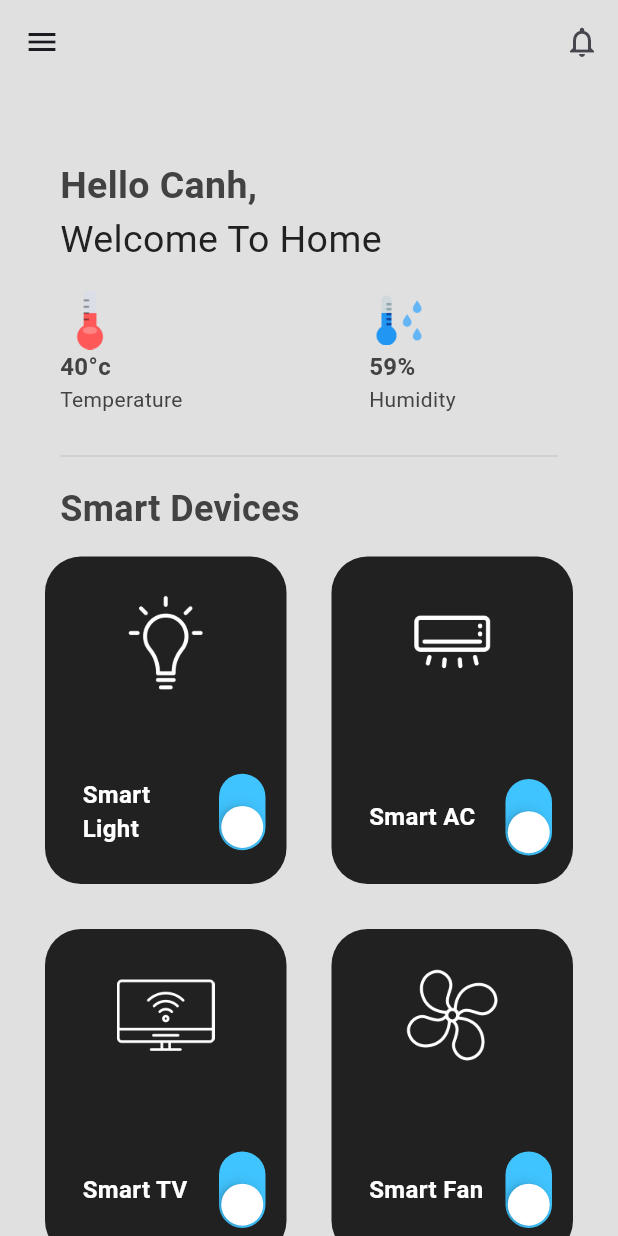
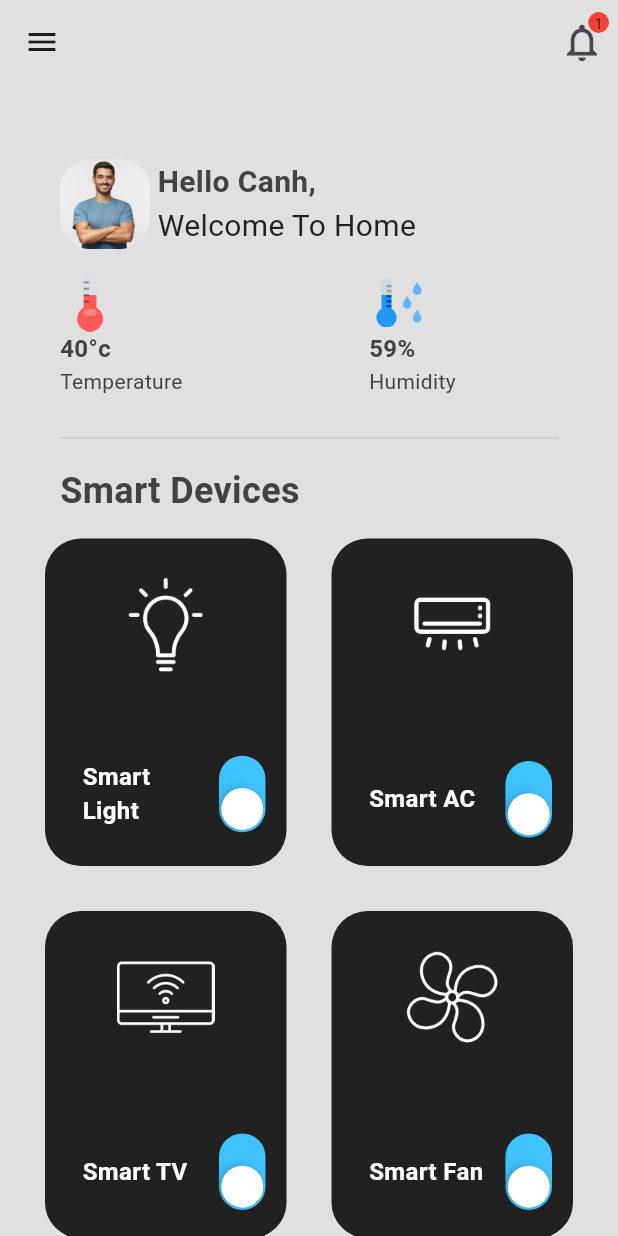
Before and after one commit to thaicanhth/app, a Flutter app: the HomePage screen opened directly, on a phone screen of 412 x 824 dp. Run offline on Flutter 3.47's test engine with Material 3 defaults, Android fonts, the phone set to English and light mode, and no system bars; Roboto replaces fonts that are missing (Poppins).

Commit message:
Merge remote-tracking branch 'origin/master'
# Conflicts:
#	lib/main.dart

```diff
--- a/lib/main.dart
+++ b/lib/main.dart
@@ -1,4 +1,3 @@
-import 'package:app/pages/home_page.dart';
 import 'package:app/pages/next_home.dart';
 import 'package:flutter/material.dart';
 
--- a/lib/pages/home_page.dart
+++ b/lib/pages/home_page.dart
@@ -1,6 +1,7 @@
 import 'package:flutter/material.dart';
 import '../util/smart_device_box.dart';
 import 'drawer.dart';
+
 
 class HomePage extends StatefulWidget {
   const HomePage({super.key});
@@ -8,6 +9,7 @@ class HomePage extends StatefulWidget {
   @override
   State<HomePage> createState() => _HomePageState();
 }
+
 class _HomePageState extends State<HomePage> {
   // padding constants
   final double horizontalPadding = 40;
@@ -40,14 +42,34 @@ class _HomePageState extends State<HomePage> {
         backgroundColor: Colors.grey[300],
         elevation: 0,
         actions: [
+          Stack(
+            children: [
               IconButton(
                   onPressed: () {},
-              icon: Icon(
+                  icon: const Icon(
                     Icons.notifications_none,
-              ))
+                    size: 30,
+                  )),
+              Positioned(
+                top: 0,
+                right: 6,
+                child: Container(
+                  padding: const EdgeInsets.all(4),
+                  decoration: BoxDecoration(
+                    color: Colors.red[500],
+                    shape: BoxShape.circle,
+                  ),
+                  child: const Text(
+                    '1',
+                    style: TextStyle(fontSize: 10),
+                  ),
+                ),
+              )
+            ],
+          )
         ],
       ),
-      drawer: MyDrawer(),
+      drawer:const MyDrawer(),
       body: SafeArea(
         child: Column(
           crossAxisAlignment: CrossAxisAlignment.start,
@@ -59,25 +81,48 @@ class _HomePageState extends State<HomePage> {
                 vertical: verticalPadding,
               ),
             ),
-
-            // welcome home
             Padding(
               padding: EdgeInsets.symmetric(horizontal: horizontalPadding),
               child: Column(
+                children: [
+                  Row(
+                    children: [
+                      SizedBox(
+                        child: SizedBox(
+                          height: 60,
+                          width: 60,
+                          child: ClipRRect(
+                            borderRadius: BorderRadiusDirectional.circular(20),
+                            child: Image.asset(
+                              'lib/icons/man.jpg',
+                              fit: BoxFit.cover,
+                            ),
+                          ),
+                        ),
+                      ),
+                     const SizedBox(
+                        width: 5,
+                      ),
+                      Column(
                         crossAxisAlignment: CrossAxisAlignment.start,
                         children: [
                           Text(
                             "Hello Canh,",
                             style: TextStyle(
-                        fontSize: 25,
+                                fontSize: 20,
                                 color: Colors.grey.shade800,
                                 fontWeight: FontWeight.bold),
                           ),
                           Text(
                             'Welcome To Home',
                             // style: GoogleFonts.bebasNeue(fontSize: 25),
-                    style: TextStyle(fontSize: 25, color: Colors.grey.shade900),
+                            style: TextStyle(
+                                fontSize: 20, color: Colors.grey.shade900),
                           ),
+                        ],
+                      ),
+                    ],
+                  )
                 ],
               ),
             ),
@@ -94,11 +139,15 @@ class _HomePageState extends State<HomePage> {
                         child: Column(
                           crossAxisAlignment: CrossAxisAlignment.start,
                           children: [
-                            Row(children: [
-                              Image.asset('lib/icons/temperature.png',width: 40,
+                            Row(
+                              children: [
+                                Image.asset(
+                                  'lib/icons/temperature.png',
+                                  width: 40,
                                   height: 40,
                                 ),
-                            ],),
+                              ],
+                            ),
                             Text(
                               "40°c",
                               style: TextStyle(
@@ -109,7 +158,8 @@ class _HomePageState extends State<HomePage> {
                             ),
                             Text(
                               "Temperature",
-                              style: TextStyle(fontSize: 14, color: Colors.grey[800]),
+                              style: TextStyle(
+                                  fontSize: 14, color: Colors.grey[800]),
                             )
                           ],
                         ),
@@ -127,11 +177,15 @@ class _HomePageState extends State<HomePage> {
                         child: Column(
                           crossAxisAlignment: CrossAxisAlignment.start,
                           children: [
-                            Row(children: [
-                              Image.asset('lib/icons/humidity.png',width: 40,
+                            Row(
+                              children: [
+                                Image.asset(
+                                  'lib/icons/humidity.png',
+                                  width: 40,
                                   height: 40,
                                 ),
-                            ],),
+                              ],
+                            ),
                             Text(
                               "59%",
                               style: TextStyle(
@@ -142,7 +196,8 @@ class _HomePageState extends State<HomePage> {
                             ),
                             Text(
                               "Humidity",
-                              style: TextStyle(fontSize: 14, color: Colors.grey[800]),
+                              style: TextStyle(
+                                  fontSize: 14, color: Colors.grey[800]),
                             )
                           ],
                         ),
--- a/pubspec.yaml
+++ b/pubspec.yaml
@@ -37,6 +37,8 @@ dependencies:
   cupertino_icons: ^1.0.6
   google_fonts: ^6.2.1
   flutter_spinkit: ^5.1.0
+  badges: ^3.1.2
+
 dev_dependencies:
   flutter_test:
     sdk: flutter
```
Also changed, not shown: lib/icons/man.jpg (added), pubspec.lock. Lines whose indentation alone changed are shown as unchanged.
